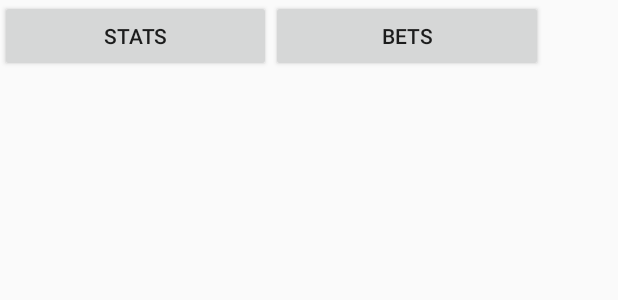
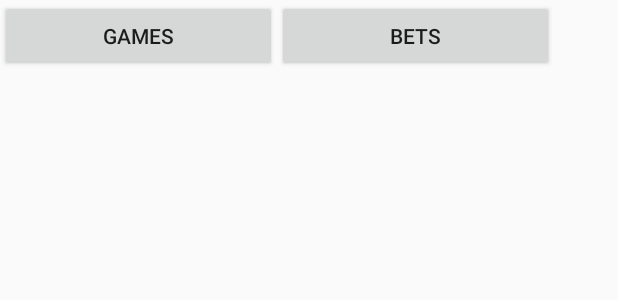
Before and after one commit to karhu48/NHLStats, an Android app: the layout activity_main.xml on its own in the app's theme, with its tools: preview values and no code run, on a phone screen of 412 x 824 dp. Shown: the top 300 px of the screen. Run offline under Robolectric (Android 15) with nearby library versions, the phone set to English and light mode, and no system bars.

```diff
--- a/app/src/main/java/com/example/jupe/nhlstats/MainActivity.java
+++ b/app/src/main/java/com/example/jupe/nhlstats/MainActivity.java
@@ -21,7 +21,7 @@ public class MainActivity extends AppCompatActivity {
         super.onCreate(savedInstanceState);
         setContentView(R.layout.activity_main);
 
-        button = (Button) findViewById(R.id.buttonStats);
+        button = (Button) findViewById(R.id.buttonGames);
 
         button.setOnClickListener(new View.OnClickListener() {
 
--- a/app/src/main/res/layout/activity_main.xml
+++ b/app/src/main/res/layout/activity_main.xml
@@ -7,18 +7,18 @@ android:layout_height="match_parent"
 tools:context="com.example.jupe.nhlstats.MainActivity">
 
     <LinearLayout
-        android:layout_width="362dp"
-        android:layout_height="494dp"
+        android:layout_width="369dp"
+        android:layout_height="493dp"
         android:orientation="horizontal"
-        tools:layout_editor_absoluteY="9dp"
-        tools:layout_editor_absoluteX="8dp">
+        tools:layout_editor_absoluteX="11dp"
+        tools:layout_editor_absoluteY="9dp">
 
         <Button
-            android:id="@+id/buttonStats"
+            android:id="@+id/buttonGames"
             android:layout_width="wrap_content"
             android:layout_height="wrap_content"
             android:layout_weight="1"
-            android:text="Stats" />
+            android:text="Games" />
 
         <Button
             android:id="@+id/buttonBets"
```
Also changed, not shown: 1 other file.
